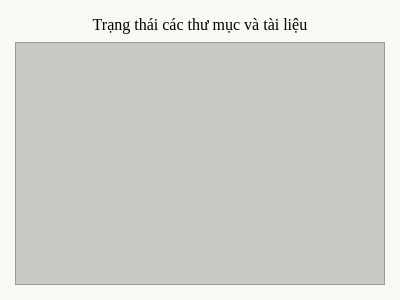
DTNS2905/App_quan_ly_python_qt_, file ui/log.ui: the form before one commit.
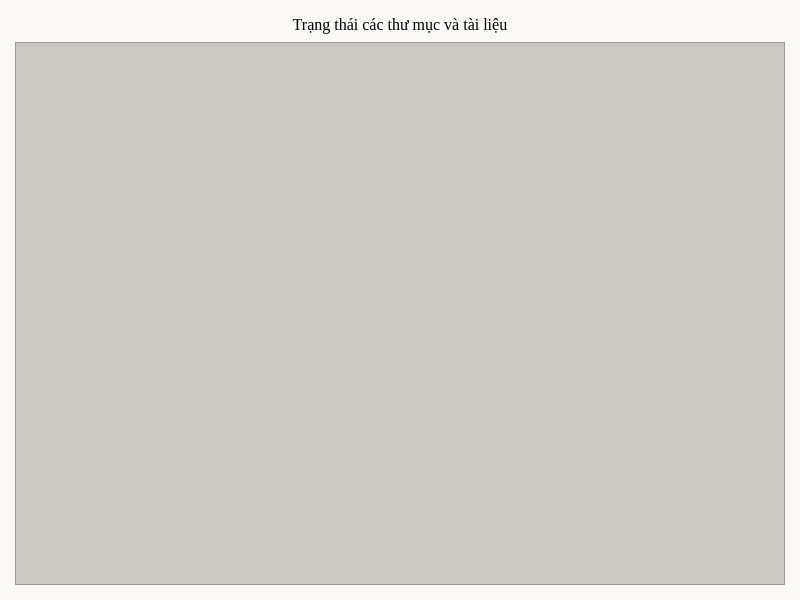
The form after the commit. Icons and pictures are not drawn.

What changed in the file:
```diff
--- a/ui/log.ui
+++ b/ui/log.ui
@@ -6,8 +6,8 @@
    <rect>
     <x>0</x>
     <y>0</y>
-    <width>400</width>
-    <height>300</height>
+    <width>800</width>
+    <height>600</height>
    </rect>
   </property>
   <property name="windowTitle">
@@ -62,26 +62,26 @@
     </widget>
    </item>
    <item>
-    <widget class="QListWidget" name="listWidget">
+    <widget class="QTableWidget" name="tableWidget">
      <property name="styleSheet">
       <string notr="true">
 
-QListWidget::item:alternate {
+QTableWidget::item:alternate {
     background: #EEEEEE;
 }
 
-QListWidget::item:selected {
+QTableWidget::item:selected {
     border: 1px solid #6a6ea9;
 	color:white;
 }
 
-QListWidget::item:selected:!active {
+QTableWidget::item:selected:!active {
     background: qlineargradient(x1: 0, y1: 0, x2: 0, y2: 1,
                                 stop: 0 #ABAFE5, stop: 1 #8588B2);
 	color:white;
 }
 
-QListWidget::item:selected:active {
+QTableWidget::item:selected:active {
     background: qlineargradient(x1: 0, y1: 0, x2: 0, y2: 1,
                                 stop: 0 #6a6ea9, stop: 1 #888dd9);
 	color:white;
@@ -92,7 +92,7 @@
                                 stop: 0 #FAFBFE, stop: 1 #DCDEF1);
 }
 
-QListWidget {
+QTableWidget {
     show-decoration-selected: 1; /* make the selection span the entire width of the view */
 	background-color:rgb(203, 201, 196);
 	color:black;
```
Left out of the diff: 5 changed lines with no effect on the pictures.
